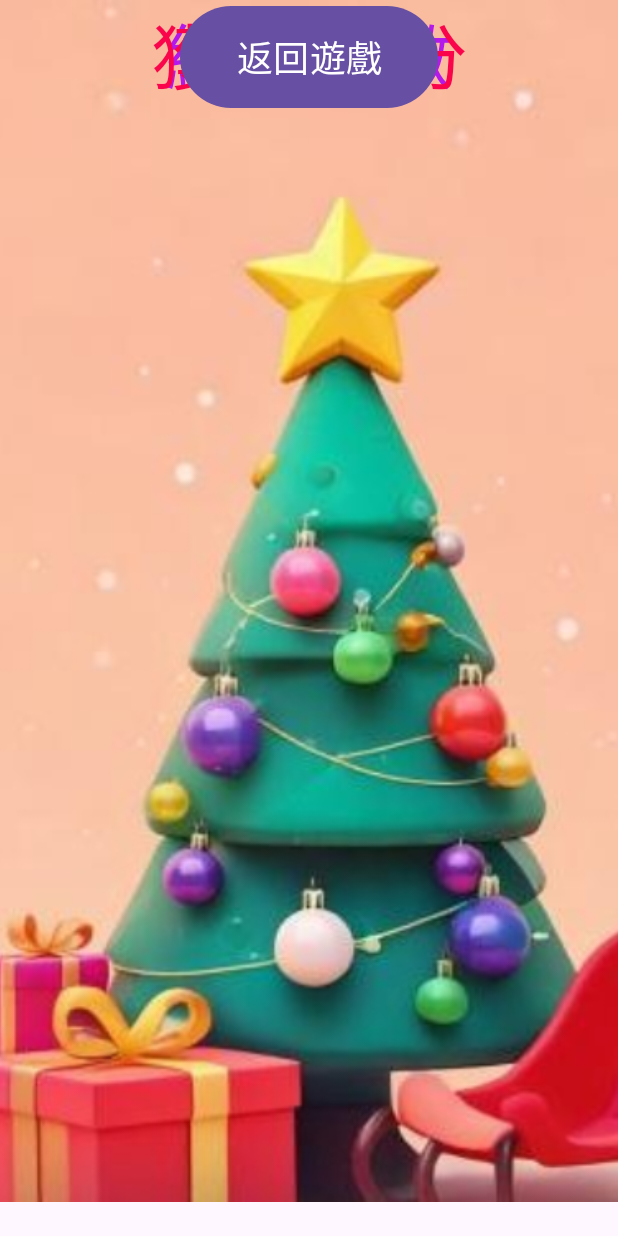
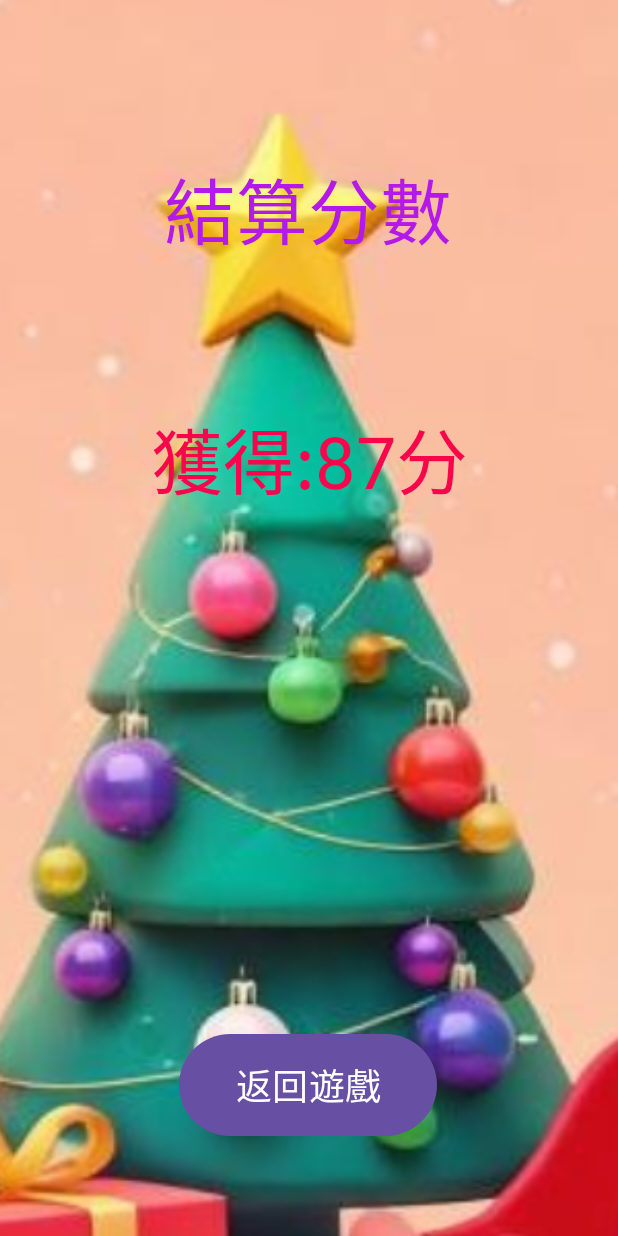
Before and after one commit to tp6u3fu0/coin, an Android app: the layout finish.xml on its own in the app's theme, with its tools: preview values and no code run, on a phone screen of 412 x 824 dp. Run offline under Robolectric (Android 15) with nearby library versions, the phone set to English and light mode, and no system bars.

Commit message:
add the back button

```diff
--- a/app/src/main/res/layout/finish.xml
+++ b/app/src/main/res/layout/finish.xml
@@ -7,12 +7,14 @@
 
     <ImageView
         android:id="@+id/imageView2"
-        android:layout_width="489dp"
-        android:layout_height="801dp"
+        android:layout_width="739dp"
+        android:layout_height="1003dp"
         android:scaleType="centerCrop"
-        app:srcCompat="@drawable/a"
-        tools:layout_editor_absoluteX="-26dp"
-        tools:layout_editor_absoluteY="-48dp" />
+        app:layout_constraintBottom_toBottomOf="parent"
+        app:layout_constraintEnd_toEndOf="parent"
+        app:layout_constraintStart_toStartOf="parent"
+        app:layout_constraintTop_toTopOf="parent"
+        app:srcCompat="@drawable/a" />
 
     <TextView
         android:id="@+id/textView2"
@@ -21,9 +23,12 @@
         android:text="結算分數"
         android:textColor="#B319EB"
         android:textSize="48sp"
+        app:layout_constraintBottom_toTopOf="@+id/button4"
         app:layout_constraintEnd_toEndOf="parent"
+        app:layout_constraintHorizontal_bias="0.497"
         app:layout_constraintStart_toStartOf="parent"
-        tools:layout_editor_absoluteY="86dp" />
+        app:layout_constraintTop_toTopOf="parent"
+        app:layout_constraintVertical_bias="0.169" />
 
     <TextView
         android:id="@+id/textView3"
@@ -32,10 +37,11 @@
         android:text="獲得:87分"
         android:textColor="#FA054B"
         android:textSize="48sp"
+        app:layout_constraintBottom_toTopOf="@+id/button4"
         app:layout_constraintEnd_toEndOf="parent"
-        app:layout_constraintHorizontal_bias="0.502"
         app:layout_constraintStart_toStartOf="parent"
-        tools:layout_editor_absoluteY="281dp" />
+        app:layout_constraintTop_toBottomOf="@+id/textView2"
+        app:layout_constraintVertical_bias="0.216" />
 
     <Button
         android:id="@+id/button4"
@@ -43,7 +49,10 @@
         android:layout_height="76dp"
         android:text="返回遊戲"
         android:textSize="24sp"
+        app:layout_constraintBottom_toBottomOf="parent"
         app:layout_constraintEnd_toEndOf="parent"
+        app:layout_constraintHorizontal_bias="0.497"
         app:layout_constraintStart_toStartOf="parent"
-        tools:layout_editor_absoluteY="525dp" />
+        app:layout_constraintTop_toTopOf="parent"
+        app:layout_constraintVertical_bias="0.916" />
 </androidx.constraintlayout.widget.ConstraintLayout>
```
Also changed, not shown: app/src/main/res/layout/choose.xml (+6 -6 lines).
